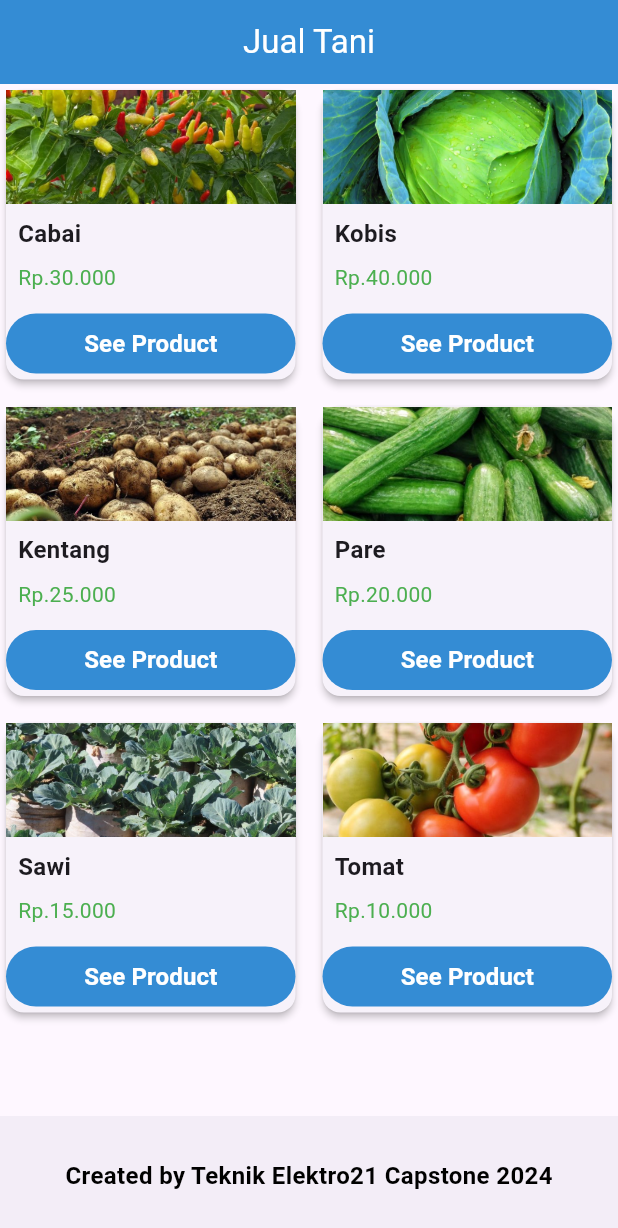
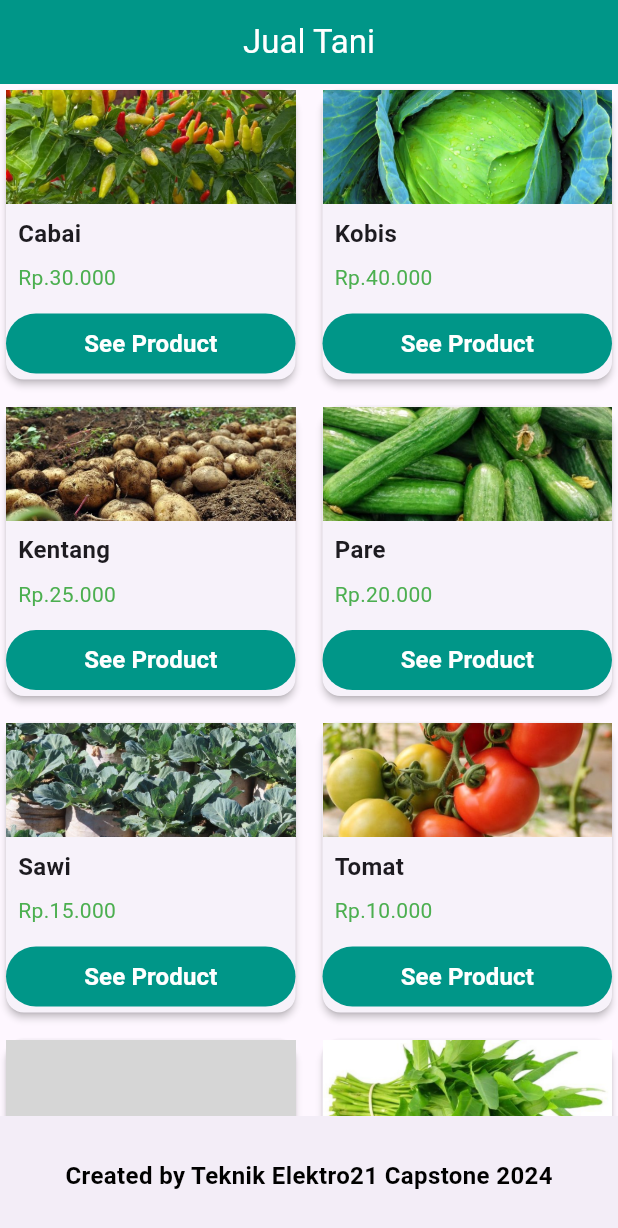
Before and after one commit to ferryamludn2/capstone_unsoed, a Flutter app: the screen it shows after launch, on a phone screen of 412 x 824 dp. Shown: the top 1228 px of the screen. Run offline on Flutter 3.47's test engine with Material 3 defaults, Android fonts, the phone set to English and light mode, and no system bars; grey boxes are pictures that could not be loaded.

Commit message:
ganti warna

```diff
--- a/jualtani/lib/main_pages.dart
+++ b/jualtani/lib/main_pages.dart
@@ -2,7 +2,7 @@ import 'package:flutter/material.dart';
 import 'package:url_launcher/url_launcher.dart';
 
 class MainPage extends StatelessWidget {
-  final websiteUri = Uri.parse("https://www.google.com/");
+  final websiteUri = Uri.parse("https://frontend-tanijual.vercel.app/");
   MainPage({super.key});
 
   final List<Map<String, String>> products = [
@@ -36,6 +36,21 @@ class MainPage extends StatelessWidget {
       'name': 'Tomat',
       'price': 'Rp.10.000'
     },
+    {
+      'image': 'assets/images/brokoli.png',
+      'name': 'Brokoli',
+      'price': 'Rp.10.000'
+    },
+    {
+      'image': 'assets/images/kangkung.png',
+      'name': 'Kangkung',
+      'price': 'Rp.15.000'
+    },
+    {
+      'image': 'assets/images/o.png',
+      'name': 'Others',
+      'price': 'Rp.???'
+    },
   ];
 
   @override
@@ -44,7 +59,7 @@ class MainPage extends StatelessWidget {
       appBar: AppBar(
         title: const Text("Jual Tani"),
         centerTitle: true,
-        backgroundColor: const Color.fromARGB(255, 52, 140, 212),
+        backgroundColor: Colors.teal,
         foregroundColor: Colors.white,
       ),
       body: GridView.builder(
@@ -100,8 +115,8 @@ class MainPage extends StatelessWidget {
                     }
                   },
                   style: ButtonStyle(
-                    backgroundColor: MaterialStateProperty.all<Color>(
-                        const Color.fromARGB(255, 52, 140, 212)),
+                    backgroundColor: WidgetStateProperty.all<Color>(
+                       Colors.teal),
                   ),
                   child: const Text(
                     'See Product',
--- a/jualtani/pubspec.yaml
+++ b/jualtani/pubspec.yaml
@@ -37,6 +37,7 @@ dependencies:
   # Use with the CupertinoIcons class for iOS style icons.
   cupertino_icons: ^1.0.6
   url_launcher: ^6.3.0
+  webview_flutter: ^4.8.0
 flutter_launcher_icons:
   android: "launcher_icon"
   ios: true
```
Also changed, not shown: jualtani/assets/images/kangkung.png (added), jualtani/assets/images/o.png (added), jualtani/pubspec.lock, 1 other file.
